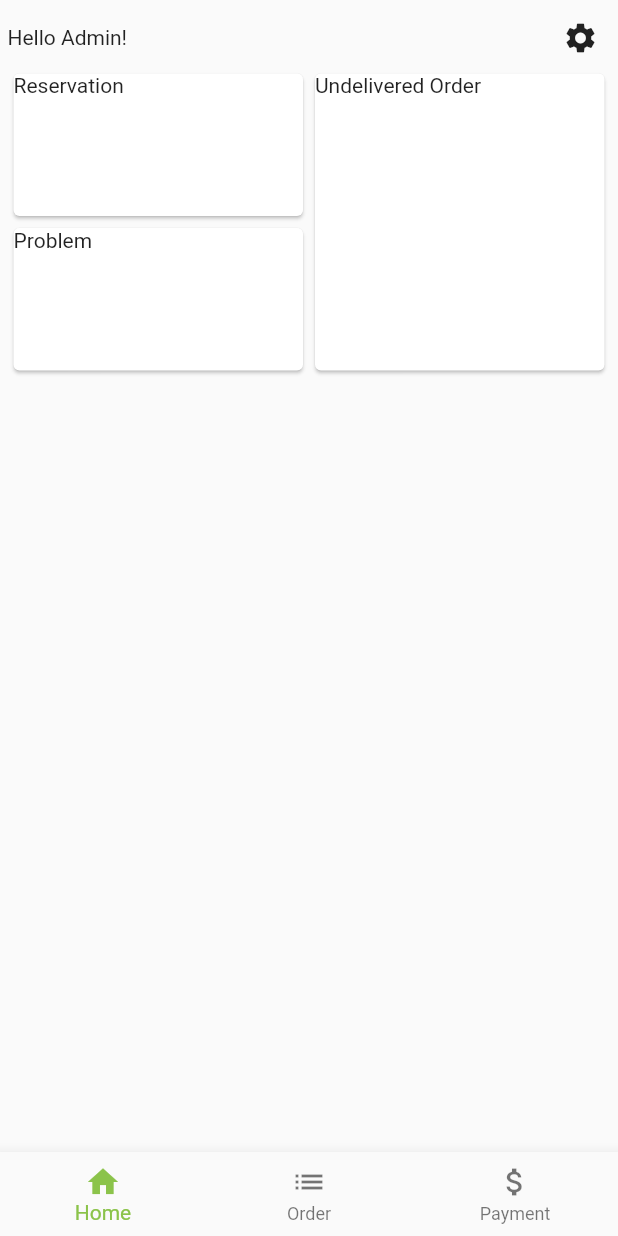
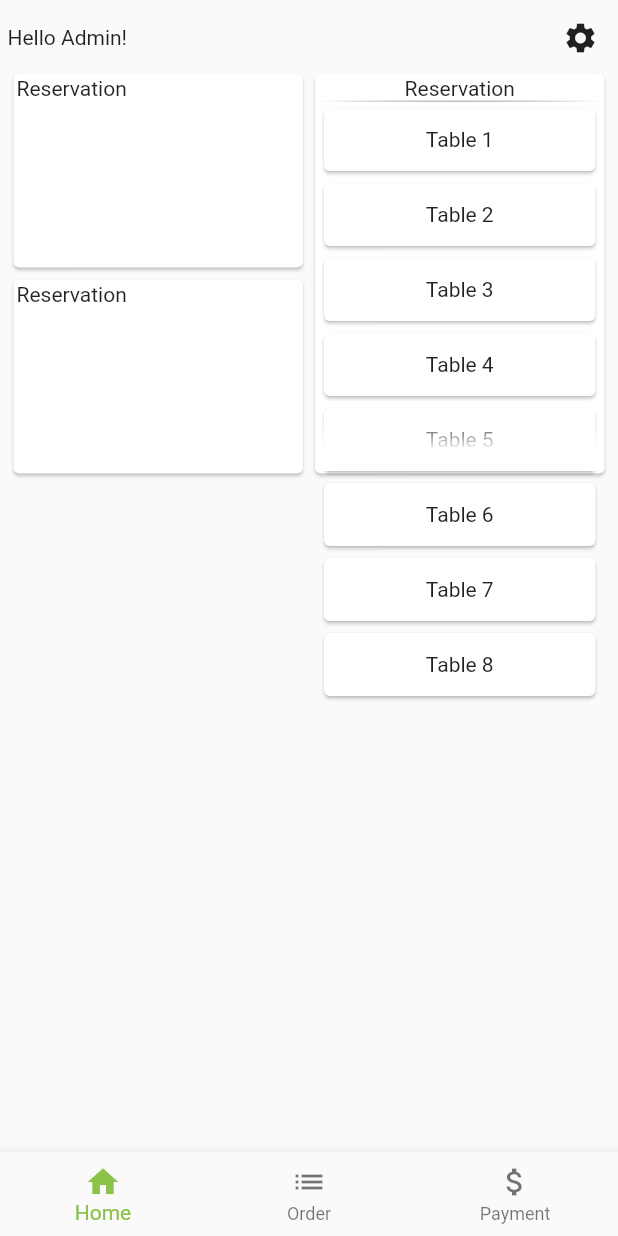
Before and after one commit to dominus10/pos_ter, a Flutter app: the MainScreenUser screen opened by its route, on a phone screen of 412 x 824 dp. Run offline on Flutter 3.47's test engine with Material 2 defaults, Android fonts, the light colour scheme and no system bars; our stand-ins replace shelf; missing offline and left inert: dart_jsonwebtoken, shelf_router.

Commit message:
fix overflow

```diff
--- a/lib/main.dart
+++ b/lib/main.dart
@@ -1,5 +1,5 @@
 import 'package:flutter/material.dart';
-import 'package:pos_ter/routes/navRoutes.dart';
+import 'package:pos_ter/routes/nav_routes.dart';
 
 void main() async {
   WidgetsFlutterBinding.ensureInitialized();
--- a/lib/routes/navRoutes.dart
+++ /dev/null
@@ -1,12 +0,0 @@
-import 'package:flutter/material.dart';
-import 'package:pos_ter/view/login.dart';
-import 'package:pos_ter/view/main_screen.dart';
-
-Map<String, WidgetBuilder> routes() {
-  return {
-    '/': (context) => const Login(
-          title: '',
-        ),
-    '/main': (context) => const MainScreenUser(),
-  };
-}
--- /dev/null
+++ b/lib/routes/nav_routes.dart
@@ -0,0 +1,12 @@
+import 'package:flutter/material.dart';
+import 'package:pos_ter/view/login.dart';
+import 'package:pos_ter/view/main_screen.dart';
+
+Map<String, WidgetBuilder> routes() {
+  return {
+    '/': (context) => const Login(
+          title: '',
+        ),
+    '/main': (context) => const MainScreenUser(),
+  };
+}
--- a/lib/view/main_screen.dart
+++ b/lib/view/main_screen.dart
@@ -1,4 +1,5 @@
 import 'package:flutter/material.dart';
+import 'package:pos_ter/view/main_screen_0.dart';
 
 class MainScreenUser extends StatefulWidget {
   const MainScreenUser({Key? key}) : super(key: key);
@@ -8,73 +9,48 @@ class MainScreenUser extends StatefulWidget {
 }
 
 class _MainScreenUserState extends State<MainScreenUser> {
+  int _selectedIndex = 0;
+
   @override
   void initState() {
     super.initState();
   }
 
+  void _handleSelectedIndex(int index) {
+    setState(() {
+      _selectedIndex = index;
+    });
+  }
+
   @override
   Widget build(BuildContext context) {
+    final List<Widget> screens = [
+      MainScreen0(context: context),
+      Container(
+        width: MediaQuery.of(context).size.width,
+      ),
+      Container(
+        width: MediaQuery.of(context).size.width,
+      )
+    ];
+
     return Scaffold(
       body: SafeArea(
         child: Padding(
           padding: const EdgeInsets.all(5),
-          child: Column(
-            children: [
-              Row(
-                children: [
-                  const Text("Hello Admin!"),
-                  const Spacer(),
-                  SizedBox(
-                    width: 40.0,
-                    height: 40.0,
-                    child: IconButton(
-                      splashRadius: 20,
-                      padding: const EdgeInsets.all(0),
-                      onPressed: () {},
-                      icon: const Icon(
-                        Icons.settings,
-                      ),
-                    ),
-                  ),
-                ],
-              ),
-              Row(
-                children: [
-                  Column(
-                    children: [
-                      SizedBox(
-                        width: MediaQuery.of(context).size.width / 2 - 5,
-                        height: MediaQuery.of(context).size.width / 4,
-                        child: const Card(
-                          child: Text('Reservation'),
-                        ),
-                      ),
-                      SizedBox(
-                        width: MediaQuery.of(context).size.width / 2 - 5,
-                        height: MediaQuery.of(context).size.width / 4,
-                        child: const Card(
-                          child: Text('Problem'),
-                        ),
-                      ),
-                    ],
-                  ),
-                  SizedBox(
-                    width: MediaQuery.of(context).size.width / 2 - 5,
-                    height: MediaQuery.of(context).size.width / 2,
-                    child: const Card(
-                      child: Text('Undelivered Order'),
-                    ),
-                  ),
-                ],
-              )
-            ],
+          child: SingleChildScrollView(
+            child: screens.elementAt(_selectedIndex),
           ),
         ),
       ),
       bottomNavigationBar: BottomNavigationBar(
+        currentIndex: _selectedIndex,
+        onTap: _handleSelectedIndex,
         items: const [
-          BottomNavigationBarItem(icon: Icon(Icons.home), label: 'Home'),
+          BottomNavigationBarItem(
+            icon: Icon(Icons.home),
+            label: 'Home',
+          ),
           BottomNavigationBarItem(icon: Icon(Icons.list), label: 'Order'),
           BottomNavigationBarItem(
               icon: Icon(Icons.attach_money_outlined), label: 'Payment'),
--- /dev/null
+++ b/lib/view/main_screen_0.dart
@@ -0,0 +1,153 @@
+import 'package:flutter/material.dart';
+
+class MainScreen0 extends StatelessWidget {
+  final EdgeInsets smallPadding = const EdgeInsets.all(2);
+  final BuildContext context;
+  const MainScreen0({Key? key, required this.context}) : super(key: key);
+
+  @override
+  Widget build(context) {
+    return Column(
+      children: [
+        Row(
+          children: [
+            const Text("Hello Admin!"),
+            const Spacer(),
+            SizedBox(
+              width: 40.0,
+              height: 40.0,
+              child: IconButton(
+                splashRadius: 20,
+                padding: const EdgeInsets.all(0),
+                onPressed: () {},
+                icon: const Icon(
+                  Icons.settings,
+                ),
+              ),
+            ),
+          ],
+        ),
+        Row(
+          children: [
+            Column(
+              children: [
+                SizedBox(
+                  width: MediaQuery.of(context).size.width / 2 - 5,
+                  height: MediaQuery.of(context).size.width / 3,
+                  child: MaterialButton(
+                    padding: const EdgeInsets.all(0),
+                    onPressed: () {},
+                    child: Card(
+                      child: SizedBox(
+                        width: double.infinity,
+                        height: double.infinity,
+                        child: Padding(
+                          padding: smallPadding,
+                          child: const Text('Reservation'),
+                        ),
+                      ),
+                    ),
+                  ),
+                ),
+                SizedBox(
+                  width: MediaQuery.of(context).size.width / 2 - 5,
+                  height: MediaQuery.of(context).size.width / 3,
+                  child: MaterialButton(
+                    padding: const EdgeInsets.all(0),
+                    onPressed: () {},
+                    child: Card(
+                      child: SizedBox(
+                        width: double.infinity,
+                        height: double.infinity,
+                        child: Padding(
+                          padding: smallPadding,
+                          child: const Text('Reservation'),
+                        ),
+                      ),
+                    ),
+                  ),
+                ),
+              ],
+            ),
+            SizedBox(
+              width: MediaQuery.of(context).size.width / 2 - 5,
+              height: MediaQuery.of(context).size.width / 3 * 2,
+              child: MaterialButton(
+                padding: const EdgeInsets.all(0),
+                onPressed: () {},
+                child: Card(
+                  child: SizedBox(
+                    width: double.infinity,
+                    height: double.infinity,
+                    child: Padding(
+                      padding: smallPadding,
+                      child: Column(
+                        children: [
+                          const Text('Reservation'),
+                          Container(
+                            height: 1.0,
+                            width: double.infinity,
+                            decoration: const BoxDecoration(
+                              gradient: LinearGradient(
+                                begin: Alignment.centerLeft,
+                                end: Alignment.centerRight,
+                                colors: [
+                                  Colors.white,
+                                  Colors.transparent,
+                                ],
+                              ),
+                            ),
+                          ),
+                          Flexible(
+                            child: ShaderMask(
+                                shaderCallback: (Rect rect) {
+                                  return const LinearGradient(
+                                      begin: Alignment.topCenter,
+                                      end: Alignment.bottomCenter,
+                                      stops: [
+                                        0.85,
+                                        0.95
+                                      ],
+                                      colors: [
+                                        Colors.transparent,
+                                        Colors.white
+                                      ]).createShader(rect);
+                                },
+                                blendMode: BlendMode.dstOut,
+                                child: Flexible(
+                                  child: Wrap(
+                                    children: [
+                                      Column(
+                                        children: [
+                                          for (var i in List.generate(
+                                              8, (index) => index + 1))
+                                            SizedBox(
+                                              width: double.infinity,
+                                              height: 50,
+                                              child: Card(
+                                                child: Center(
+                                                  child: Text(
+                                                    'Table $i',
+                                                  ),
+                                                ),
+                                              ),
+                                            ),
+                                        ],
+                                      ),
+                                    ],
+                                  ),
+                                )),
+                          ),
+                        ],
+                      ),
+                    ),
+                  ),
+                ),
+              ),
+            ),
+          ],
+        )
+      ],
+    );
+  }
+}
--- a/lib/view/tables.dart
+++ b/lib/view/tables.dart
@@ -1,4 +1,5 @@
 import 'package:flutter/material.dart';
+
 class Tables extends StatefulWidget {
   const Tables({Key? key}) : super(key: key);
 
@@ -7,16 +8,17 @@ class Tables extends StatefulWidget {
 }
 
 class _TablesState extends State<Tables> {
-  Offset position = Offset(0.0, 7.0);
+  Offset position = const Offset(0.0, 7.0);
 
   @override
   Widget build(BuildContext context) {
-    return Container(child: SafeArea(child: Scaffold(
+    return SafeArea(
+      child: Scaffold(
         body: Stack(
           children: [
             Positioned(
               top: position.dy,
-            left: position.dx+ 30,
+              left: position.dx + 30,
               child: Draggable(
                 feedback: Container(
                   decoration: BoxDecoration(
@@ -27,10 +29,8 @@ class _TablesState extends State<Tables> {
                             color: Colors.black.withOpacity(0.3),
                             spreadRadius: 1,
                             blurRadius: 2,
-                          offset: const Offset(0,0)
-                      )
-                    ]
-                ),
+                            offset: const Offset(0, 0))
+                      ]),
                   width: 50,
                   height: 50,
                 ),
@@ -45,10 +45,8 @@ class _TablesState extends State<Tables> {
                               color: Colors.black.withOpacity(0.3),
                               spreadRadius: 1,
                               blurRadius: 2,
-                            offset: const Offset(0,0)
-                        )
-                      ]
-                  ),
+                              offset: const Offset(0, 0))
+                        ]),
                     width: 50,
                     height: 50,
                   ),
@@ -65,10 +63,8 @@ class _TablesState extends State<Tables> {
                           color: Colors.black.withOpacity(0.3),
                           spreadRadius: 1,
                           blurRadius: 2,
-                        offset: const Offset(0,0)
-                    )
-                  ]
-              ),
+                          offset: const Offset(0, 0))
+                    ]),
                 width: 50,
                 height: 50,
               ),
@@ -83,10 +79,8 @@ class _TablesState extends State<Tables> {
                             color: Colors.black.withOpacity(0.3),
                             spreadRadius: 1,
                             blurRadius: 2,
-                          offset: const Offset(0,0)
-                      )
-                    ]
-                ),
+                            offset: const Offset(0, 0))
+                      ]),
                   width: 50,
                   height: 50,
                 ),
@@ -94,6 +88,7 @@ class _TablesState extends State<Tables> {
             ),
           ],
         ),
-    ),),);
+      ),
+    );
   }
 }
```
Also changed, not shown: 2 other files. Lines whose indentation alone changed are shown as unchanged.
